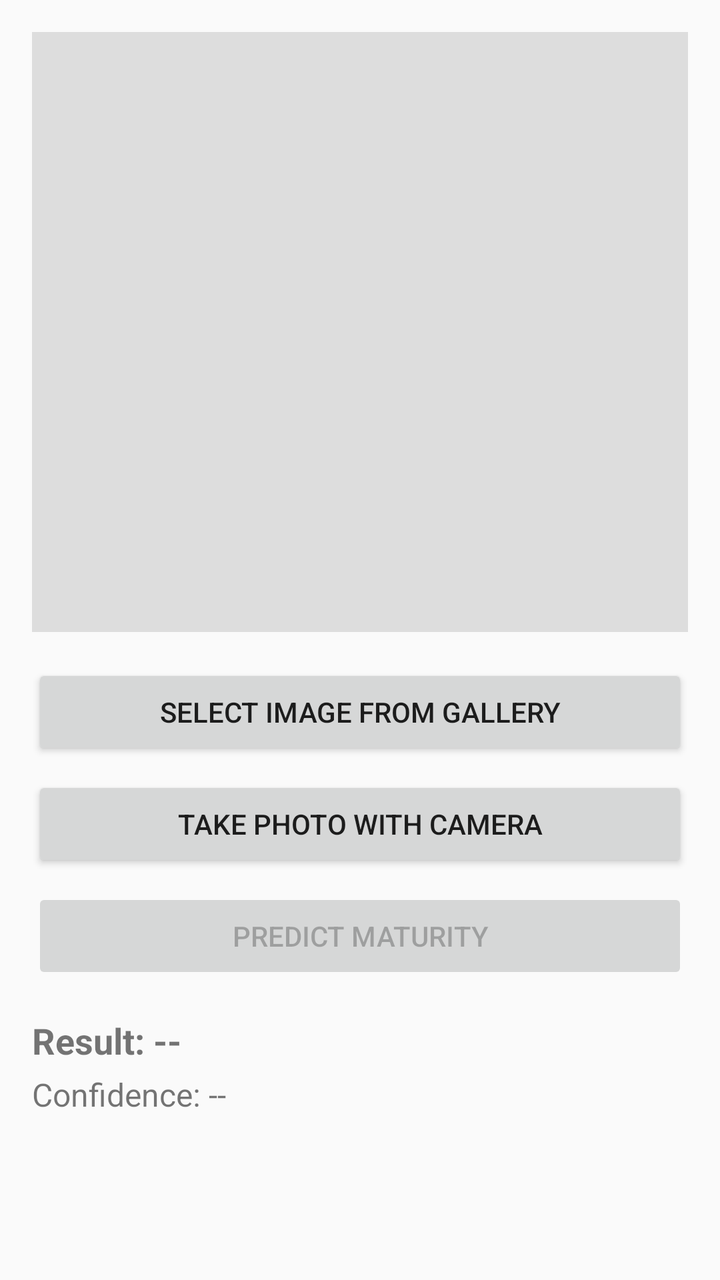
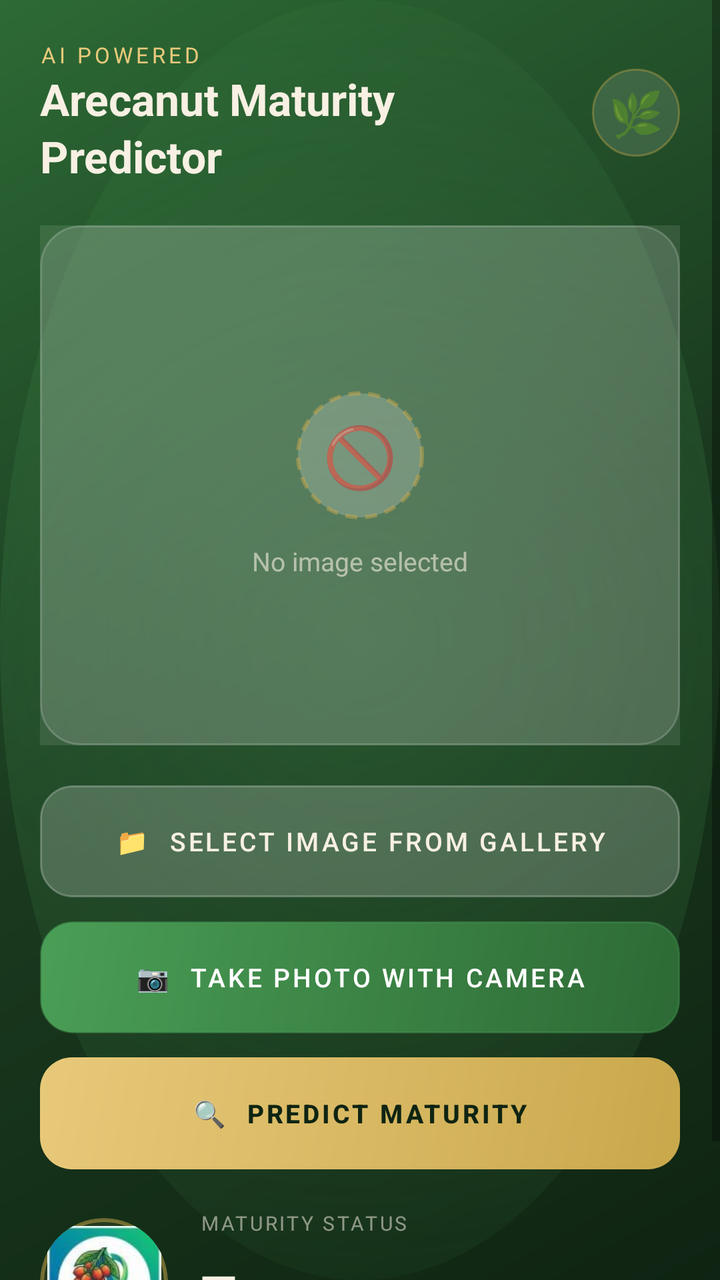

Compare the two renders of this Android layout. The source of the first and the diff that turns it into the second are given below.
<!-- AndroidManifest.xml: application theme Theme.ArecanutMaturityDetector -->
<!-- res/layout/activity_main.xml -->
<?xml version="1.0" encoding="utf-8"?>
<LinearLayout xmlns:android="http://schemas.android.com/apk/res/android"
    android:orientation="vertical"
    android:layout_width="match_parent"
    android:layout_height="match_parent"
    android:padding="16dp">

    <ImageView
        android:id="@+id/imageView"
        android:layout_width="match_parent"
        android:layout_height="300dp"
        android:scaleType="fitCenter"
        android:background="#DDDDDD"
        android:contentDescription="Selected Image" />

    <Button
        android:id="@+id/btnSelectImage"
        android:layout_width="match_parent"
        android:layout_height="wrap_content"
        android:text="Select Image from Gallery"
        android:layout_marginTop="16dp" />

    <Button
        android:id="@+id/btnCamera"
        android:layout_width="match_parent"
        android:layout_height="wrap_content"
        android:text="Take Photo with Camera"
        android:layout_marginTop="8dp" />

    <Button
        android:id="@+id/btnPredict"
        android:layout_width="match_parent"
        android:layout_height="wrap_content"
        android:text="Predict Maturity"
        android:layout_marginTop="8dp"
        android:enabled="false" />

    <TextView
        android:id="@+id/txtResult"
        android:layout_width="match_parent"
        android:layout_height="wrap_content"
        android:text="Result: --"
        android:textSize="18sp"
        android:textStyle="bold"
        android:layout_marginTop="16dp" />

    <TextView
        android:id="@+id/txtConfidence"
        android:layout_width="match_parent"
        android:layout_height="wrap_content"
        android:text="Confidence: --"
        android:textSize="16sp"
        android:layout_marginTop="4dp" />

</LinearLayout>
<!-- resources referenced by this layout -->
<resources>
  <style name="Theme.ArecanutMaturityDetector" parent="Theme.AppCompat.DayNight.NoActionBar">
  
          
          <item name="colorPrimary">#2E7D32</item>
          <item name="colorPrimaryDark">#1B5E20</item>
          <item name="colorAccent">#66BB6A</item>
  
      </style>
</resources>

<!-- the commit's change to res/layout/activity_main.xml (unified diff, before → after) -->
@@ -1,55 +1,211 @@
 <?xml version="1.0" encoding="utf-8"?>
-<LinearLayout xmlns:android="http://schemas.android.com/apk/res/android"
-    android:orientation="vertical"
+<ScrollView
+    xmlns:android="http://schemas.android.com/apk/res/android"
     android:layout_width="match_parent"
     android:layout_height="match_parent"
-    android:padding="16dp">
-
-    <ImageView
-        android:id="@+id/imageView"
-        android:layout_width="match_parent"
-        android:layout_height="300dp"
-        android:scaleType="fitCenter"
-        android:background="#DDDDDD"
-        android:contentDescription="Selected Image" />
-
-    <Button
-        android:id="@+id/btnSelectImage"
+    android:background="@drawable/bg_arecanut"
+    android:fillViewport="true">
+
+    <LinearLayout
         android:layout_width="match_parent"
         android:layout_height="wrap_content"
-        android:text="Select Image from Gallery"
-        android:layout_marginTop="16dp" />
-
-    <Button
-        android:id="@+id/btnCamera"
-        android:layout_width="match_parent"
-        android:layout_height="wrap_content"
-        android:text="Take Photo with Camera"
-        android:layout_marginTop="8dp" />
-
-    <Button
-        android:id="@+id/btnPredict"
-        android:layout_width="match_parent"
-        android:layout_height="wrap_content"
-        android:text="Predict Maturity"
-        android:layout_marginTop="8dp"
-        android:enabled="false" />
-
-    <TextView
-        android:id="@+id/txtResult"
-        android:layout_width="match_parent"
-        android:layout_height="wrap_content"
-        android:text="Result: --"
-        android:textSize="18sp"
-        android:textStyle="bold"
-        android:layout_marginTop="16dp" />
-
-    <TextView
-        android:id="@+id/txtConfidence"
-        android:layout_width="match_parent"
-        android:layout_height="wrap_content"
-        android:text="Confidence: --"
-        android:textSize="16sp"
-        android:layout_marginTop="4dp" />
-
-</LinearLayout>
+        android:orientation="vertical"
+        android:padding="20dp"
+        android:paddingTop="52dp"
+        android:paddingBottom="40dp">
+
+        
+        <LinearLayout
+            android:layout_width="match_parent"
+            android:layout_height="wrap_content"
+            android:orientation="horizontal"
+            android:gravity="center_vertical"
+            android:layout_marginBottom="20dp">
+
+            <LinearLayout
+                android:layout_width="0dp"
+                android:layout_height="wrap_content"
+                android:layout_weight="1"
+                android:orientation="vertical">
+
+                <TextView
+                    android:layout_width="wrap_content"
+                    android:layout_height="wrap_content"
+                    android:text="AI POWERED"
+                    android:textColor="#E8C97A"
+                    android:textSize="11sp"
+                    android:letterSpacing="0.15"
+                    android:textStyle="normal" />
+
+                <TextView
+                    android:layout_width="wrap_content"
+                    android:layout_height="wrap_content"
+                    android:text="Arecanut Maturity\nPredictor"
+                    android:textColor="#F7F0E3"
+                    android:textSize="22sp"
+                    android:textStyle="bold"
+                    android:lineSpacingMultiplier="1.1" />
+            </LinearLayout>
+
+            
+            <TextView
+                android:layout_width="44dp"
+                android:layout_height="44dp"
+                android:text="🌿"
+                android:textSize="22sp"
+                android:gravity="center"
+                android:background="@drawable/bg_badge"
+                android:layout_marginStart="12dp" />
+        </LinearLayout>
+
+        
+        <FrameLayout
+            android:layout_width="match_parent"
+            android:layout_height="260dp"
+            android:layout_marginBottom="20dp"
+            android:background="@drawable/bg_card"
+            android:elevation="8dp">
+
+            <ImageView
+                android:id="@+id/imagePreview"
+                android:layout_width="match_parent"
+                android:layout_height="match_parent"
+                android:scaleType="centerCrop"
+                android:src="@drawable/ic_launcher_background"
+                android:visibility="gone" />
+
+            
+            <LinearLayout
+                android:id="@+id/placeholderView"
+                android:layout_width="match_parent"
+                android:layout_height="match_parent"
+                android:orientation="vertical"
+                android:gravity="center"
+                android:background="#1AFFFFFF">
+
+                <TextView
+                    android:layout_width="64dp"
+                    android:layout_height="64dp"
+                    android:text="🚫"
+                    android:textSize="30sp"
+                    android:gravity="center"
+                    android:background="@drawable/bg_icon_circle" />
+
+                <TextView
+                    android:layout_width="wrap_content"
+                    android:layout_height="wrap_content"
+                    android:text="No image selected"
+                    android:textColor="#99F7F0E3"
+                    android:textSize="13sp"
+                    android:layout_marginTop="12dp" />
+            </LinearLayout>
+
+        </FrameLayout>
+
+        
+
+        
+        <Button
+            android:id="@+id/btnGallery"
+            android:layout_width="match_parent"
+            android:layout_height="56dp"
+            android:layout_marginBottom="12dp"
+            android:text="📁  SELECT IMAGE FROM GALLERY"
+            android:textColor="#F7F0E3"
+            android:textSize="13sp"
+            android:letterSpacing="0.1"
+            android:background="@drawable/bg_btn_glass"
+            android:elevation="4dp" />
+
+        
+        <Button
+            android:id="@+id/btnCamera"
+            android:layout_width="match_parent"
+            android:layout_height="56dp"
+            android:layout_marginBottom="12dp"
+            android:text="📷  TAKE PHOTO WITH CAMERA"
+            android:textColor="#FFFFFF"
+            android:textSize="13sp"
+            android:letterSpacing="0.1"
+            android:background="@drawable/bg_btn_green"
+            android:elevation="4dp" />
+
+        
+        <Button
+            android:id="@+id/btnPredict"
+            android:layout_width="match_parent"
+            android:layout_height="56dp"
+            android:layout_marginBottom="20dp"
+            android:text="🔍  PREDICT MATURITY"
+            android:textColor="#0F2412"
+            android:textSize="13sp"
+            android:textStyle="bold"
+            android:letterSpacing="0.1"
+            android:background="@drawable/bg_btn_gold"
+            android:enabled="false"
+            android:elevation="4dp" />
+
+        
+        <LinearLayout
+            android:layout_width="match_parent"
+            android:layout_height="wrap_content"
+            android:orientation="horizontal"
+            android:gravity="center_vertical"
+            android:layout_marginBottom="20dp">
+
+            
+            <ImageView
+                android:id="@+id/ivResultIcon"
+                android:layout_width="64dp"
+                android:layout_height="64dp"
+                android:src="@drawable/app_logo"
+                android:scaleType="centerCrop"
+                android:background="@drawable/bg_result_icon_circle"
+                android:padding="4dp"
+                android:layout_marginEnd="16dp"
+                android:clipToOutline="true" />
+
+            <LinearLayout
+                android:layout_width="0dp"
+                android:layout_height="wrap_content"
+                android:layout_weight="1"
+                android:orientation="vertical">
+
+                
+                <TextView
+                    android:layout_width="wrap_content"
+                    android:layout_height="wrap_content"
+                    android:text="MATURITY STATUS"
+                    android:textColor="#88F7F0E3"
+                    android:textSize="10sp"
+                    android:letterSpacing="0.12"
+                    android:layout_marginBottom="4dp" />
+
+                
+                <TextView
+                    android:id="@+id/tvResult"
+                    android:layout_width="wrap_content"
+                    android:layout_height="wrap_content"
+                    android:text="—"
+                    android:textColor="#F7F0E3"
+                    android:textSize="24sp"
+                    android:textStyle="bold"
+                    android:lineSpacingMultiplier="1.0" />
+
+                
+                <TextView
+                    android:id="@+id/tvConfidence"
+                    android:layout_width="wrap_content"
+                    android:layout_height="wrap_content"
+                    android:text="—"
+                    android:textColor="#99F7F0E3"
+                    android:textSize="14sp"
+                    android:layout_marginTop="4dp" />
+
+
+            </LinearLayout>
+        </LinearLayout>
+
+
+    </LinearLayout>
+</ScrollView>
<!-- resource entries referenced after the edit -->
@@ -1,5 +1,114 @@
 <!-- resources referenced by this layout -->
 <resources>
+  <!-- drawable app_logo: jpeg bitmap (drawable, 4364 bytes) -->
+  <!-- drawable bg_arecanut (drawable) -->
+  <?xml version="1.0" encoding="utf-8"?>
+  <layer-list xmlns:android="http://schemas.android.com/apk/res/android">
+  
+      
+      <item>
+          <shape android:shape="rectangle">
+              <gradient
+                  android:type="linear"
+                  android:angle="135"
+                  android:startColor="#0F2412"
+                  android:centerColor="#1A3A1F"
+                  android:endColor="#2D6A35" />
+          </shape>
+      </item>
+  
+      
+      <item>
+          <shape android:shape="oval">
+              <gradient
+                  android:type="radial"
+                  android:gradientRadius="400dp"
+                  android:startColor="#4A4A9E56"
+                  android:endColor="#002D6A35" />
+              <size android:width="400dp" android:height="400dp" />
+          </shape>
+      </item>
+  
+  </layer-list>
+  <!-- drawable bg_badge (drawable) -->
+  <?xml version="1.0" encoding="utf-8"?>
+  <shape xmlns:android="http://schemas.android.com/apk/res/android"
+      android:shape="oval">
+      <solid android:color="#1FFFFFFF" />
+      <stroke
+          android:width="1dp"
+          android:color="#66C9A84C" />
+  </shape>
+  <!-- drawable bg_btn_glass (drawable) -->
+  <?xml version="1.0" encoding="utf-8"?>
+  <shape xmlns:android="http://schemas.android.com/apk/res/android"
+      android:shape="rectangle">
+      <solid android:color="#33FFFFFF" />
+      <corners android:radius="16dp" />
+      <stroke
+          android:width="1dp"
+          android:color="#40FFFFFF" />
+  </shape>
+  <!-- drawable bg_btn_gold (drawable) -->
+  <?xml version="1.0" encoding="utf-8"?>
+  <shape xmlns:android="http://schemas.android.com/apk/res/android"
+      android:shape="rectangle">
+      <gradient
+          android:type="linear"
+          android:angle="135"
+          android:startColor="#C9A84C"
+          android:endColor="#E8C97A" />
+      <corners android:radius="16dp" />
+  </shape>
+  <!-- drawable bg_btn_green (drawable) -->
+  <?xml version="1.0" encoding="utf-8"?>
+  <shape xmlns:android="http://schemas.android.com/apk/res/android"
+      android:shape="rectangle">
+      <gradient
+          android:type="linear"
+          android:angle="135"
+          android:startColor="#2D6A35"
+          android:endColor="#4A9E56" />
+      <corners android:radius="16dp" />
+      <stroke
+          android:width="1dp"
+          android:color="#664A9E56" />
+  </shape>
+  <!-- drawable bg_card (drawable) -->
+  <?xml version="1.0" encoding="utf-8"?>
+  <shape xmlns:android="http://schemas.android.com/apk/res/android"
+      android:shape="rectangle">
+      <solid android:color="#1FFFFFFF" />
+      <corners android:radius="20dp" />
+      <stroke
+          android:width="1dp"
+          android:color="#30FFFFFF" />
+  </shape>
+  <!-- drawable bg_icon_circle (drawable) -->
+  <?xml version="1.0" encoding="utf-8"?>
+  <shape xmlns:android="http://schemas.android.com/apk/res/android"
+      android:shape="oval">
+      <solid android:color="#33FFFFFF" />
+      <stroke
+          android:width="2dp"
+          android:color="#80C9A84C"
+          android:dashWidth="6dp"
+          android:dashGap="4dp" />
+  </shape>
+  <!-- drawable bg_result_icon_circle (drawable) -->
+  <?xml version="1.0" encoding="utf-8"?>
+  <shape xmlns:android="http://schemas.android.com/apk/res/android"
+      android:shape="oval">
+      <gradient
+          android:type="radial"
+          android:gradientRadius="40dp"
+          android:startColor="#33C9A84C"
+          android:endColor="#11C9A84C" />
+      <stroke
+          android:width="2dp"
+          android:color="#80C9A84C" />
+  </shape>
+  <!-- drawable ic_launcher_background: vector/xml drawable (drawable, 4866 chars, omitted) -->
   <style name="Theme.ArecanutMaturityDetector" parent="Theme.AppCompat.DayNight.NoActionBar">
   
           
